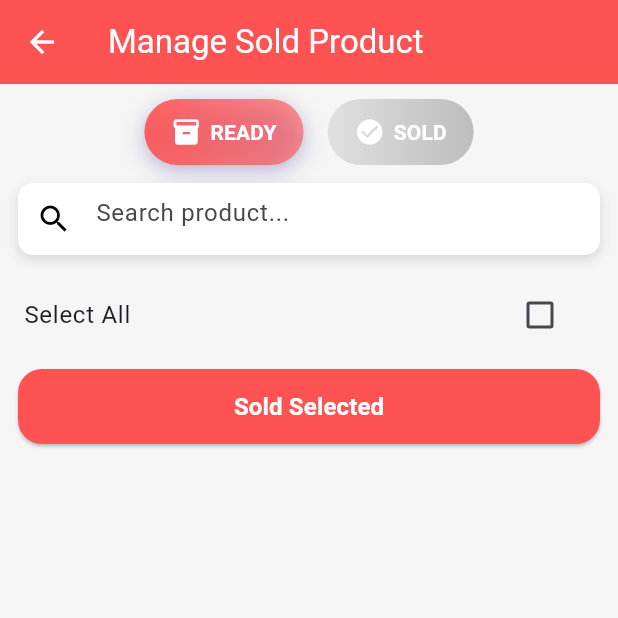
After one commit to Iful-BE/tac-mposv2-multicom, a Flutter app: the SoldScreen screen opened directly, after a tap on "READY", on a phone screen of 412 x 824 dp, the top half of it. The commit adds this screen. Run offline on Flutter 3.47's test engine with Material 3 defaults, Android fonts, the light colour scheme and no system bars; our stand-ins replace audioplayers, cached_network_image, connectivity_plus, dio, firebase_core, firebase_messaging and 8 more; missing offline and left inert: android_intent_plus, blue_thermal_printer, dart:ffi, flutter_barcode_scanner, install_plugin, win32; accounts and stored records are empty; network calls fail.

Commit message:
update sold product manage

```diff
--- a/lib/models/cart_item_test.dart
+++ b/lib/models/cart_item_test.dart
@@ -7,10 +7,11 @@ class CartItem {
   final String picture;
   final String princo;
   final String category;
-  final int is_variant;
-  final int is_sold;
+  int is_variant;
+  int is_sold;
   final String? variantName;
   final double? variantPrice;
+  bool selected;
 
   CartItem({
     required this.name,
@@ -25,6 +26,7 @@ class CartItem {
     this.is_sold = 0,
     this.variantName,
     this.variantPrice,
+    this.selected = false,
   });
 
   CartItem copyWith({
--- /dev/null
+++ b/lib/screens/sold_screen.dart
@@ -0,0 +1,502 @@
+import 'package:flutter/material.dart';
+import 'package:http/http.dart' as http;
+import 'dart:convert';
+import 'package:intl/intl.dart';
+import 'package:shared_preferences/shared_preferences.dart';
+import 'package:mposv2/models/cart_item_test.dart';
+
+class SoldScreen extends StatefulWidget {
+  const SoldScreen({super.key});
+
+  @override
+  SoldScreenState createState() => SoldScreenState();
+}
+
+class SoldScreenState extends State<SoldScreen> {
+  List<CartItem> availableProducts = [];
+  List<CartItem> filteredProducts = [];
+
+  String selectedTab = "READY";
+  bool isLoading = false;
+
+  final Set<String> selectedInitials = {};
+
+  bool checkAllReady = false;
+  bool checkAllSold = false;
+  bool isUpdating = false;
+
+  TextEditingController searchController = TextEditingController();
+
+  @override
+  void initState() {
+    super.initState();
+    _fetchProducts();
+  }
+
+  String formatRupiah(num value) {
+    final formatter = NumberFormat.currency(
+      locale: 'id_ID',
+      symbol: 'Rp ',
+      decimalDigits: 0,
+    );
+    return formatter.format(value);
+  }
+
+  //helper storage
+
+  Future<String?> getToken() async {
+    final prefs = await SharedPreferences.getInstance();
+    return prefs.getString('token');
+  }
+
+  Future<String?> getBranchFromLocalStorage() async {
+    final prefs = await SharedPreferences.getInstance();
+    return prefs.getString('sub_branch_name');
+  }
+
+  Future<String?> getDomainFromLocalStorage() async {
+    final prefs = await SharedPreferences.getInstance();
+    return prefs.getString('domain');
+  }
+
+  Future<String?> getDeviceId() async {
+    final prefs = await SharedPreferences.getInstance();
+    return prefs.getString('device_id');
+  }
+
+  Future<void> _fetchProducts() async {
+    setState(() => isLoading = true);
+    final token = await getToken();
+    final branch = await getBranchFromLocalStorage();
+    final domain = await getDomainFromLocalStorage();
+    final deviceId = await getDeviceId();
+
+    if (branch == null || domain == null) {
+      setState(() => isLoading = false);
+      return;
+    }
+
+    final uri = Uri.parse('$domain/api/product');
+
+    try {
+      final response = await http.post(
+        uri,
+        headers: {
+          "Authorization": "Bearer $token",
+          "Content-Type": "application/json"
+        },
+        body: jsonEncode({"sub_branch_name": branch, "onuser": deviceId}),
+      );
+
+      if (response.statusCode == 200) {
+        final List data = jsonDecode(response.body);
+
+        List<CartItem> apiData = data.map((item) {
+          return CartItem(
+            name: (item['name'] ?? '').toString().toUpperCase(),
+            initial_product: item['initial_product'] ?? '',
+            quantity: 1,
+            price: (item['price'] as num?)?.toDouble() ?? 0.0,
+            category_name: "",
+            picture: "",
+            princo: "",
+            category: "",
+            is_sold: item['is_sold'] ?? 0,
+            is_variant: item['is_variant'] ?? 0,
+          );
+        }).toList();
+
+        setState(() {
+          availableProducts = apiData;
+          selectedInitials.clear();
+          checkAllReady = false;
+          checkAllSold = false;
+          applyFilter();
+        });
+      }
+    } catch (e) {
+      print("Fetch error: $e");
+    } finally {
+      setState(() => isLoading = false);
+    }
+  }
+
+  void filterTab(String tab) {
+    setState(() {
+      selectedTab = tab;
+      selectedInitials.clear();
+      checkAllReady = false;
+      checkAllSold = false;
+      applyFilter();
+    });
+  }
+
+  void applyFilter() {
+    String q = searchController.text.toLowerCase();
+
+    List<CartItem> list = selectedTab == "READY"
+        ? availableProducts.where((p) => p.is_sold == 0).toList()
+        : availableProducts.where((p) => p.is_sold == 1).toList();
+
+    filteredProducts =
+        list.where((p) => p.name.toLowerCase().contains(q)).toList();
+
+    setState(() {});
+  }
+
+  bool isSelected(CartItem p) => selectedInitials.contains(p.initial_product);
+
+  void toggleSelectItem(CartItem p, bool? value) {
+    setState(() {
+      if (value == true) {
+        selectedInitials.add(p.initial_product);
+      } else {
+        selectedInitials.remove(p.initial_product);
+      }
+
+      // update checkAll flags
+      if (selectedTab == "READY") {
+        checkAllReady = filteredProducts
+            .every((it) => selectedInitials.contains(it.initial_product));
+      } else {
+        checkAllSold = filteredProducts
+            .every((it) => selectedInitials.contains(it.initial_product));
+      }
+    });
+  }
+
+  void toggleCheckAllReady(bool? value) {
+    setState(() {
+      checkAllReady = value ?? false;
+      if (checkAllReady) {
+        for (var p in filteredProducts) {
+          selectedInitials.add(p.initial_product);
+        }
+      } else {
+        for (var p in filteredProducts) {
+          selectedInitials.remove(p.initial_product);
+        }
+      }
+    });
+  }
+
+  void toggleCheckAllSold(bool? value) {
+    setState(() {
+      checkAllSold = value ?? false;
+      if (checkAllSold) {
+        for (var p in filteredProducts) {
+          selectedInitials.add(p.initial_product);
+        }
+      } else {
+        for (var p in filteredProducts) {
+          selectedInitials.remove(p.initial_product);
+        }
+      }
+    });
+  }
+
+  void handleSoldOrUnsold() async {
+    final selectedItems = filteredProducts
+        .where((p) => selectedInitials.contains(p.initial_product))
+        .toList();
+
+    if (selectedItems.isEmpty) {
+      ScaffoldMessenger.of(context).showSnackBar(
+        SnackBar(
+          content: Text(
+            selectedTab == "READY"
+                ? "Pilih minimal satu produk untuk di-Sold"
+                : "Pilih minimal satu produk untuk di-UnSold",
+          ),
+          backgroundColor: Colors.redAccent,
+        ),
+      );
+      return;
+    }
+
+    List<String> productInitials =
+        selectedItems.map((p) => p.initial_product).toList();
+
+    int newStatus = selectedTab == "READY" ? 1 : 0;
+
+    await _updateBatchSoldStatus(productInitials, newStatus);
+
+    // update UI
+    setState(() {
+      for (var p in selectedItems) {
+        p.is_sold = newStatus;
+      }
+
+      selectedInitials.clear();
+      checkAllReady = false;
+      checkAllSold = false;
+      applyFilter();
+    });
+  }
+
+  Future<void> _updateBatchSoldStatus(
+      List<String> initialProducts, int newStatus) async {
+    setState(() => isUpdating = true);
+
+    final token = await getToken();
+    final branch = await getBranchFromLocalStorage();
+    final domain = await getDomainFromLocalStorage();
+    final deviceId = await getDeviceId();
+
+    if (domain == null) {
+      setState(() => isUpdating = false);
+      return;
+    }
+
+    final url = Uri.parse("$domain/api/update-sold-status");
+
+    try {
+      final response = await http.post(
+        url,
+        headers: {
+          "Authorization": "Bearer $token",
+          "Content-Type": "application/json",
+        },
+        body: jsonEncode({
+          "initial_products": initialProducts,
+          "is_sold": newStatus,
+          "branch": branch,
+          "device": deviceId,
+        }),
+      );
+
+      print("Batch update response: ${response.body}");
+    } catch (e) {
+      print("Batch error: $e");
+    }
+
+    setState(() => isUpdating = false);
+  }
+
+  @override
+  Widget build(BuildContext context) {
+    return Stack(
+      children: [
+        Scaffold(
+          backgroundColor: Colors.grey.shade100,
+          appBar: AppBar(
+            title: const Text("Manage Sold Product"),
+            backgroundColor: Theme.of(context).primaryColor,
+          ),
+          body: Column(
+            children: [
+              const SizedBox(height: 10),
+
+              // tab buttons
+              Row(
+                mainAxisAlignment: MainAxisAlignment.center,
+                children: [
+                  tabButton("READY", Icons.inventory_2),
+                  tabButton("SOLD", Icons.check_circle),
+                ],
+              ),
+
+              // search
+              Padding(
+                padding: const EdgeInsets.all(12),
+                child: Container(
+                  height: 48,
+                  decoration: BoxDecoration(
+                    color: Colors.white,
+                    borderRadius: BorderRadius.circular(10),
+                    boxShadow: const [
+                      BoxShadow(
+                        color: Colors.black12,
+                        blurRadius: 6,
+                        offset: Offset(0, 3),
+                      ),
+                    ],
+                  ),
+                  child: TextField(
+                    controller: searchController,
+                    onChanged: (_) => applyFilter(),
+                    decoration: const InputDecoration(
+                      prefixIcon: Icon(Icons.search, color: Colors.black),
+                      hintText: "Search product...",
+                      border: InputBorder.none,
+                    ),
+                  ),
+                ),
+              ),
+
+              // check all row
+              Row(
+                children: [
+                  Expanded(
+                    child: CheckboxListTile(
+                      activeColor: Theme.of(context).primaryColor,
+                      title: const Text("Select All"),
+                      value: selectedTab == "READY"
+                          ? checkAllReady
+                          : selectedInitials.isNotEmpty &&
+                              filteredProducts.every((p) =>
+                                  selectedInitials.contains(p.initial_product)),
+                      onChanged: (val) => toggleCheckAllReady(val),
+                    ),
+                  ),
+                  const SizedBox(width: 8),
+                ],
+              ),
+
+              // action button
+              Padding(
+                padding:
+                    const EdgeInsets.symmetric(horizontal: 12, vertical: 8),
+                child: SizedBox(
+                  width: double.infinity,
+                  height: 50,
+                  child: ElevatedButton(
+                    style: ElevatedButton.styleFrom(
+                      backgroundColor: selectedTab == "READY"
+                          ? Theme.of(context).primaryColor
+                          : Colors.orange,
+                      shape: RoundedRectangleBorder(
+                        borderRadius: BorderRadius.circular(16),
+                      ),
+                    ),
+                    onPressed: handleSoldOrUnsold,
+                    child: Text(
+                      selectedTab == "READY"
+                          ? "Sold Selected"
+                          : "UnSold Selected",
+                      style: const TextStyle(
+                        fontSize: 16,
+                        fontWeight: FontWeight.bold,
+                        color: Colors.white,
+                      ),
+                    ),
+                  ),
+                ),
+              ),
+
+              // product list
+              Expanded(
+                child: isLoading
+                    ? const Center(child: CircularProgressIndicator())
+                    : ListView.builder(
+                        padding: const EdgeInsets.symmetric(horizontal: 12),
+                        itemCount: filteredProducts.length,
+                        itemBuilder: (context, i) {
+                          final p = filteredProducts[i];
+                          final selected = isSelected(p);
+
+                          return Container(
+                            margin: const EdgeInsets.only(bottom: 12),
+                            decoration: BoxDecoration(
+                              color: Colors.white,
+                              borderRadius: BorderRadius.circular(16),
+                              boxShadow: const [
+                                BoxShadow(
+                                  color: Colors.black12,
+                                  blurRadius: 6,
+                                  offset: Offset(0, 3),
+                                )
+                              ],
+                            ),
+                            child: ListTile(
+                              leading: CircleAvatar(
+                                backgroundColor: p.is_sold == 1
+                                    ? Colors.green
+                                    : Colors.orange,
+                                child: Text(
+                                  p.initial_product.toUpperCase(),
+                                  style: const TextStyle(color: Colors.white),
+                                ),
+                              ),
+                              title: Text(
+                                p.name,
+                                style: const TextStyle(
+                                  fontSize: 16,
+                                  fontWeight: FontWeight.bold,
+                                ),
+                              ),
+                              subtitle: Text(formatRupiah(p.price)),
+                              trailing: Checkbox(
+                                value: selected,
+                                activeColor: Theme.of(context).primaryColor,
+                                onChanged: (val) => toggleSelectItem(p, val),
+                              ),
+                            ),
+                          );
+                        },
+                      ),
+              ),
+            ],
+          ),
+        ),
+        if (isUpdating)
+          Positioned.fill(
+            child: Container(
+              color: Colors.black45,
+              child: const Center(
+                child: CircularProgressIndicator(),
+              ),
+            ),
+          ),
+      ],
+    );
+  }
+
+  Widget tabButton(String label, IconData icon) {
+    bool active = selectedTab == label;
+    final theme = Theme.of(context);
+
+    return Padding(
+      padding: const EdgeInsets.symmetric(horizontal: 8),
+      child: GestureDetector(
+        onTap: () => filterTab(label),
+        child: AnimatedContainer(
+          duration: const Duration(milliseconds: 200),
+          padding: const EdgeInsets.symmetric(horizontal: 18, vertical: 12),
+          decoration: BoxDecoration(
+            gradient: active
+                ? LinearGradient(
+                    colors: [
+                      theme.primaryColor.withOpacity(0.9),
+                      theme.primaryColor.withOpacity(0.6),
+                    ],
+                  )
+                : LinearGradient(
+                    colors: [
+                      Colors.grey.shade300,
+                      Colors.grey.shade400,
+                    ],
+                  ),
+            borderRadius: BorderRadius.circular(25),
+            boxShadow: active
+                ? [
+                    BoxShadow(
+                      color: theme.colorScheme.primary.withOpacity(0.4),
+                      blurRadius: 12,
+                      offset: const Offset(0, 4),
+                    ),
+                  ]
+                : [],
+          ),
+          child: Row(
+            children: [
+              Icon(
+                icon,
+                color: Colors.white,
+                size: 20,
+              ),
+              const SizedBox(width: 6),
+              Text(
+                label,
+                style: theme.textTheme.labelLarge?.copyWith(
+                  color: Colors.white,
+                  fontWeight: FontWeight.bold,
+                ),
+              ),
+            ],
+          ),
+        ),
+      ),
+    );
+  }
+}
```
Also changed, not shown: lib/screens/home_screen.dart (+34 -1 lines), lib/screens/payment_screen.dart (+63 -93 lines).
